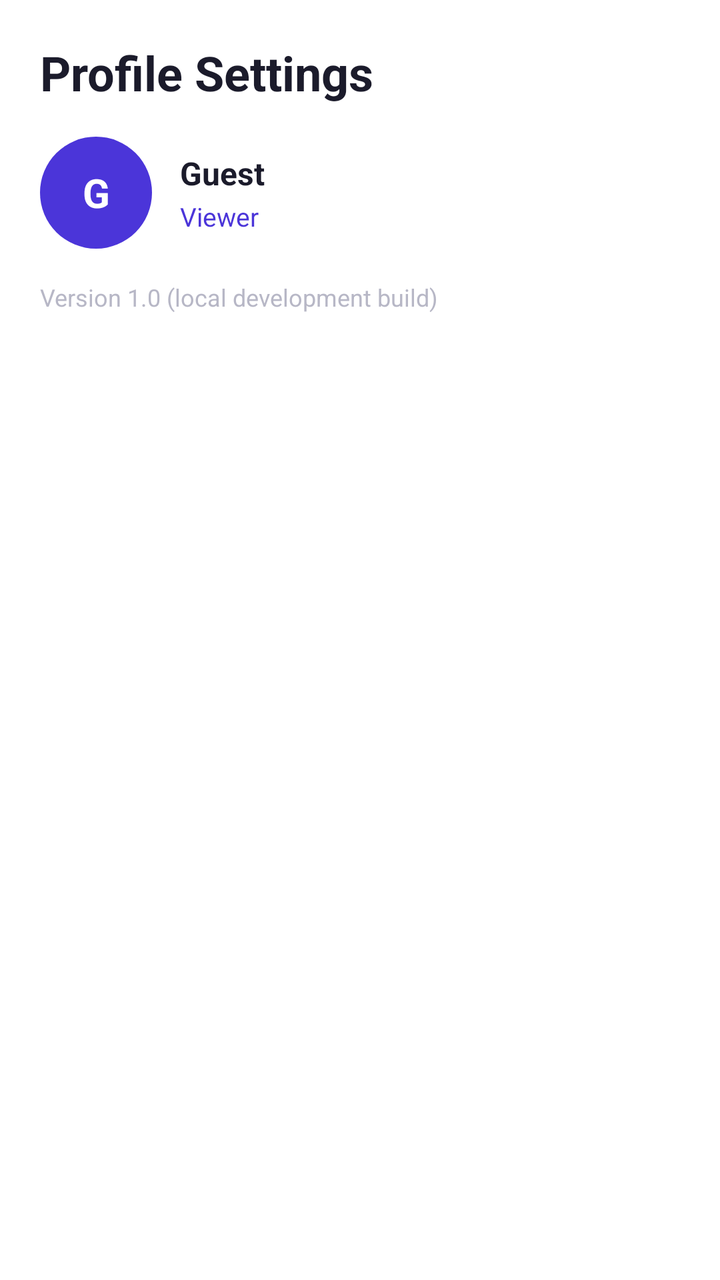
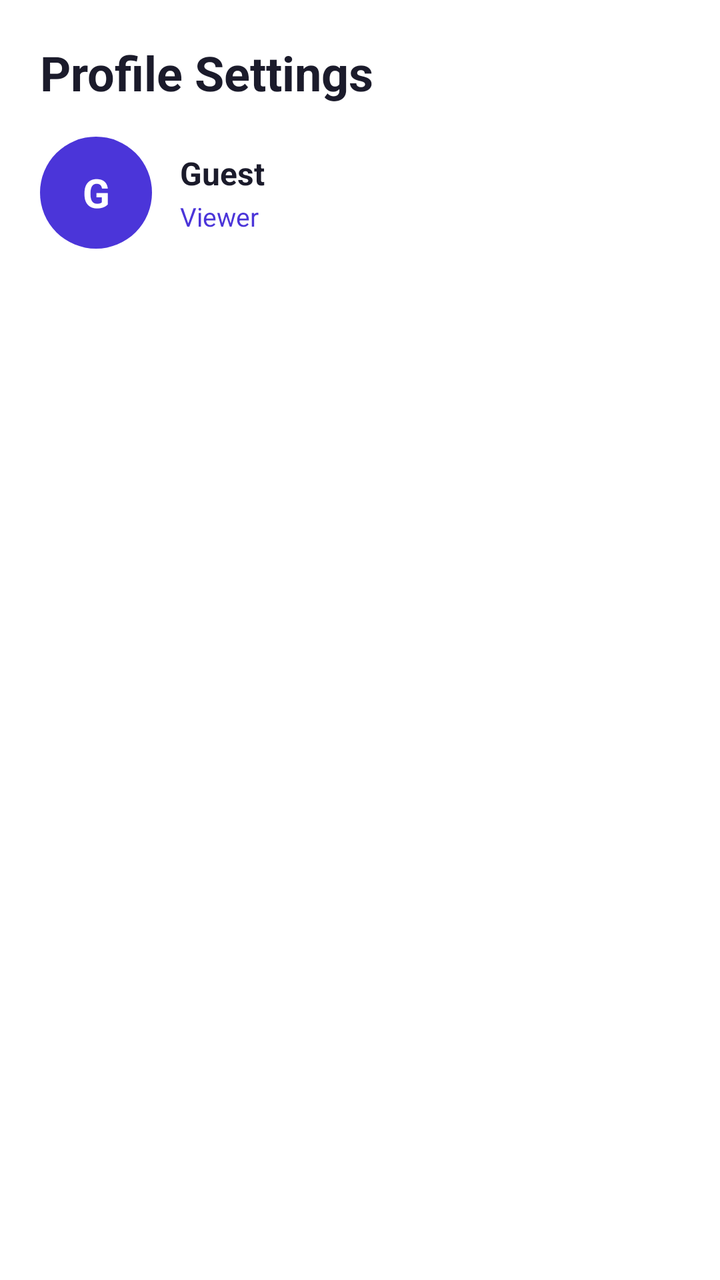

An Android layout rendered at two revisions. The XML below is the earlier revision; the diff shows what the commit changed to produce the second picture.
<!-- AndroidManifest.xml: application theme Theme.FlaviumArena -->
<!-- res/layout/fragment_more.xml -->
<?xml version="1.0" encoding="utf-8"?>
<ScrollView xmlns:android="http://schemas.android.com/apk/res/android"
    android:layout_width="match_parent"
    android:layout_height="match_parent"
    android:scrollbars="none">

    <LinearLayout
        android:layout_width="match_parent"
        android:layout_height="wrap_content"
        android:orientation="vertical"
        android:padding="20dp">

        <TextView
            style="@style/Arena.PageTitle"
            android:text="Profile Settings" />

        <LinearLayout
            android:layout_width="match_parent"
            android:layout_height="wrap_content"
            android:layout_marginTop="16dp"
            android:gravity="center_vertical"
            android:orientation="horizontal">

            <TextView
                android:id="@+id/tvAvatar"
                android:layout_width="56dp"
                android:layout_height="56dp"
                android:background="@drawable/bg_circle_primary"
                android:gravity="center"
                android:text="G"
                android:textColor="@color/white"
                android:textSize="20sp"
                android:textStyle="bold" />

            <LinearLayout
                android:layout_width="0dp"
                android:layout_height="wrap_content"
                android:layout_marginStart="14dp"
                android:layout_weight="1"
                android:orientation="vertical">

                <TextView
                    android:id="@+id/tvProfileName"
                    android:layout_width="match_parent"
                    android:layout_height="wrap_content"
                    android:text="Guest"
                    android:textColor="@color/text_primary"
                    android:textSize="16sp"
                    android:textStyle="bold" />

                <TextView
                    android:id="@+id/tvProfileRole"
                    android:layout_width="match_parent"
                    android:layout_height="wrap_content"
                    android:layout_marginTop="2dp"
                    android:text="Viewer"
                    android:textColor="@color/primary"
                    android:textSize="13sp" />
            </LinearLayout>
        </LinearLayout>

        
        <LinearLayout
            android:id="@+id/moreContainer"
            android:layout_width="match_parent"
            android:layout_height="wrap_content"
            android:orientation="vertical" />

        <TextView
            android:id="@+id/tvVersion"
            android:layout_width="match_parent"
            android:layout_height="wrap_content"
            android:layout_marginTop="16dp"
            android:text="Version 1.0 (local development build)"
            android:textColor="@color/text_hint"
            android:textSize="12sp" />
    </LinearLayout>
</ScrollView>
<!-- resources referenced by this layout -->
<resources>
  <color name="primary">#4B35D9</color>
  <color name="text_hint">#B7B7C6</color>
  <color name="text_primary">#1B1B2B</color>
  <color name="white">#FFFFFFFF</color>
  <!-- drawable bg_circle_primary (drawable) -->
  ﻿<?xml version="1.0" encoding="utf-8"?>
  <shape xmlns:android="http://schemas.android.com/apk/res/android" android:shape="oval">
      <solid android:color="@color/primary" />
  </shape>
  <style name="Arena.PageTitle">
          <item name="android:layout_width">match_parent</item>
          <item name="android:layout_height">wrap_content</item>
          <item name="android:textSize">24sp</item>
          <item name="android:textStyle">bold</item>
          <item name="android:textColor">@color/text_primary</item>
      </style>
  <style name="Theme.FlaviumArena" parent="Base.Theme.FlaviumArena" />
  <color name="surface">#FFFFFF</color>
  <color name="text_secondary">#6E6E80</color>
  <style name="Widget.Arena.Button" parent="Widget.Material3.Button">
          <item name="android:minHeight">56dp</item>
          <item name="android:textSize">15sp</item>
          <item name="android:textStyle">bold</item>
          <item name="android:letterSpacing">0</item>
          <item name="android:textAllCaps">false</item>
          <item name="cornerRadius">28dp</item>
      </style>
  <style name="Widget.Arena.Input" parent="Widget.AppCompat.EditText">
          <item name="android:background">@drawable/bg_input</item>
          <item name="android:paddingStart">18dp</item>
          <item name="android:paddingEnd">18dp</item>
          <item name="android:paddingTop">14dp</item>
          <item name="android:paddingBottom">14dp</item>
          <item name="android:textSize">15sp</item>
          <item name="android:textColor">@color/text_primary</item>
          <item name="android:textColorHint">@color/text_hint</item>
      </style>
  <style name="Widget.Arena.Spinner" parent="Widget.AppCompat.Spinner">
          <item name="android:background">@drawable/bg_spinner</item>
          <item name="android:paddingStart">10dp</item>
          <item name="android:paddingEnd">40dp</item>
      </style>
  <style name="Widget.Arena.Toolbar" parent="Widget.Material3.Toolbar">
          <item name="titleTextAppearance">@style/TextAppearance.Arena.ToolbarTitle</item>
          <item name="android:background">@color/surface</item>
      </style>
  <!-- drawable bg_input (drawable) -->
  ﻿<?xml version="1.0" encoding="utf-8"?>
  <shape xmlns:android="http://schemas.android.com/apk/res/android" android:shape="rectangle">
      <solid android:color="@color/surface" />
      <stroke android:width="1dp" android:color="@color/stroke" />
      <corners android:radius="26dp" />
  </shape>
  <!-- drawable bg_spinner (drawable) -->
  ﻿<?xml version="1.0" encoding="utf-8"?>
  <layer-list xmlns:android="http://schemas.android.com/apk/res/android">
      <item android:drawable="@drawable/bg_input" />
      <item
          android:width="20dp"
          android:height="20dp"
          android:drawable="@drawable/ic_chevron_down"
          android:end="16dp"
          android:gravity="end|center_vertical" />
  </layer-list>
  <style name="TextAppearance.Arena.ToolbarTitle" parent="TextAppearance.Material3.TitleMedium">
          <item name="android:textSize">18sp</item>
          <item name="android:textStyle">bold</item>
          <item name="android:textColor">@color/text_primary</item>
      </style>
  <color name="stroke">#E6E6EE</color>
  <!-- drawable ic_chevron_down (drawable) -->
  <?xml version="1.0" encoding="utf-8"?>
  <vector xmlns:android="http://schemas.android.com/apk/res/android"
      android:width="24dp"
      android:height="24dp"
      android:viewportWidth="24"
      android:viewportHeight="24">
      <path
          android:pathData="M6,9 L12,15 L18,9"
          android:fillColor="#00000000"
          android:strokeColor="#1B1B2B"
          android:strokeWidth="1.8"
          android:strokeLineCap="round"
          android:strokeLineJoin="round" />
  </vector>
  <!-- unchanged entries left out for length: 2 -->
</resources>

<!-- the commit's change to res/layout/fragment_more.xml (unified diff, before → after) -->
@@ -71,7 +71,7 @@
             android:layout_width="match_parent"
             android:layout_height="wrap_content"
             android:layout_marginTop="16dp"
-            android:text="Version 1.0 (local development build)"
+            android:text=""
             android:textColor="@color/text_hint"
             android:textSize="12sp" />
     </LinearLayout>
